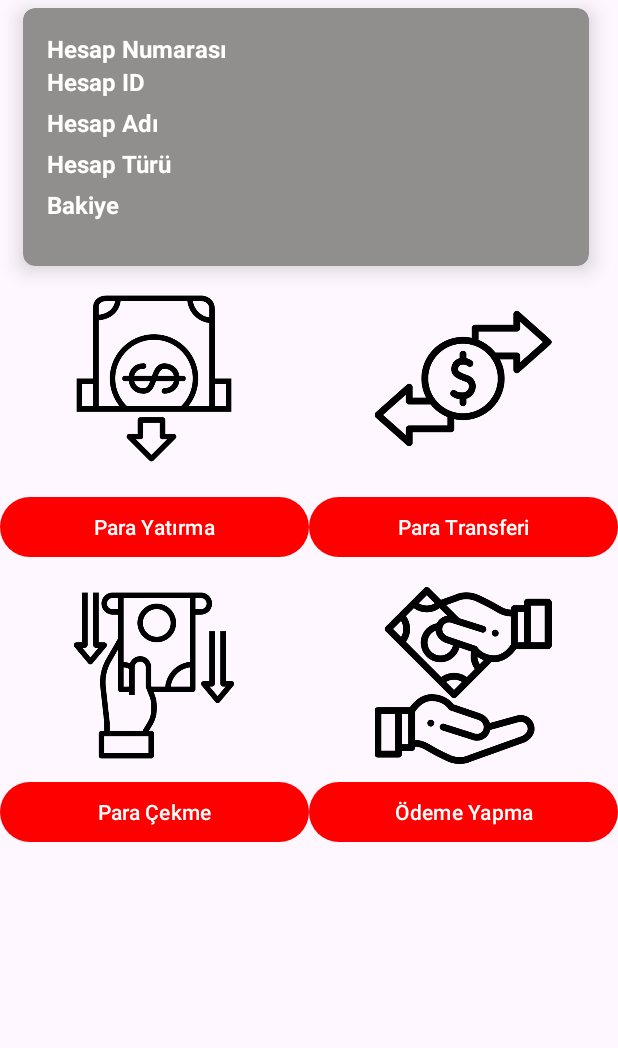
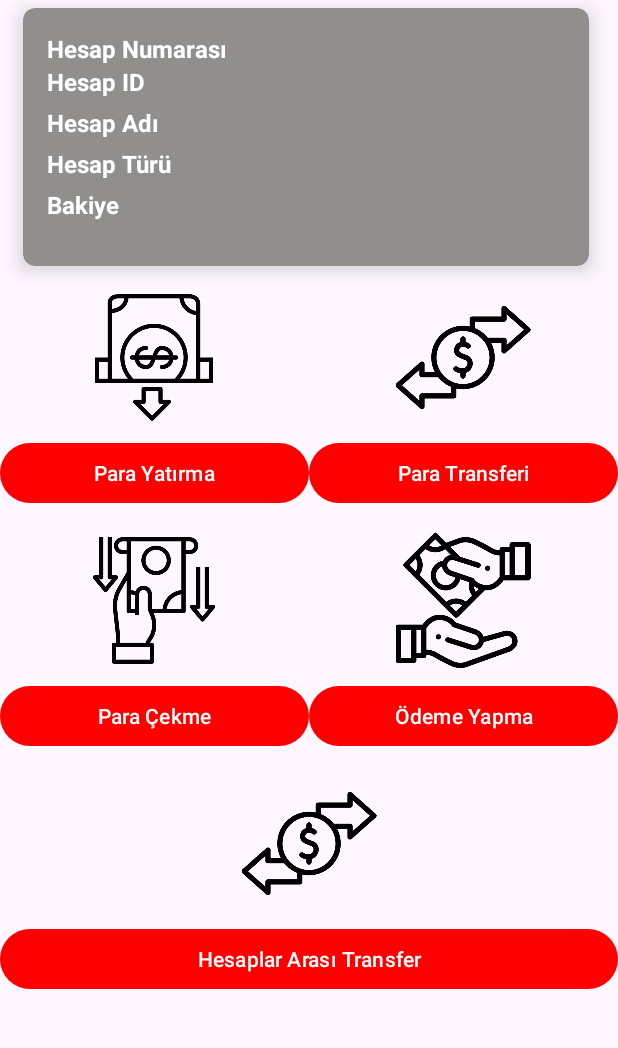
Before and after one commit to Berko01/Android-Online-Banking-App-With-Java-, an Android app: the AccountOperationsActivity screen opened directly, with no data from a screen before it, on a phone screen of 412 x 824 dp, the part 96-1144 px from its top. Run offline under Robolectric (Android 15) with nearby library versions, the phone set to English and light mode, and no system bars; 2 statements that could not run were skipped.

Commit message:
[Feat]TransferBetweenUsersAccountsActivity
TransferBetweenUsersAccountsActivity

```diff
--- a/app/src/main/AndroidManifest.xml
+++ b/app/src/main/AndroidManifest.xml
@@ -15,6 +15,9 @@
         android:supportsRtl="true"
         android:theme="@style/Theme.OnlineBankingAppProject"
         tools:targetApi="31">
+        <activity
+            android:name=".view.TransferBetweenUserAccountsActivity"
+            android:exported="false" />
         <activity
             android:name=".view.CurrencyDisplayActivity"
             android:exported="false" />
--- a/app/src/main/java/com/example/onlinebankingappproject/view/AccountOperationsActivity.java
+++ b/app/src/main/java/com/example/onlinebankingappproject/view/AccountOperationsActivity.java
@@ -19,7 +19,7 @@ public class AccountOperationsActivity extends BaseActivity {
     private TextView accountNumberTextView, accountNameTextView, accountTypeTextView, balanceTextView,accountIdTextView;
     private CardView accountInfoCardView;
     private AccountModel selectedAccount;
-    private Button depositButton, transferButton, withdrawButton, paymentButton;
+    private Button depositButton, transferButton, withdrawButton, paymentButton, transferBetweenUserAccountsButton;
 
     @Override
     protected void onCreate(Bundle savedInstanceState) {
@@ -39,6 +39,7 @@ public class AccountOperationsActivity extends BaseActivity {
         transferButton = findViewById(R.id.transferButton);
         withdrawButton = findViewById(R.id.withdrawButton);
         paymentButton = findViewById(R.id.paymentButton);
+        transferBetweenUserAccountsButton = findViewById(R.id.transferBetweenUserAccountButton);
 
         // Seçilen hesap bilgilerini alma
         Intent intent = getIntent();
@@ -55,6 +56,7 @@ public class AccountOperationsActivity extends BaseActivity {
                 Intent depositIntent = new Intent(AccountOperationsActivity.this, DepositActivity.class);
                 depositIntent.putExtra("account_id", selectedAccount.getAccount_id());
                 startActivity(depositIntent);
+                finish();
             }
         });
         transferButton.setOnClickListener(new View.OnClickListener() {
@@ -63,6 +65,7 @@ public class AccountOperationsActivity extends BaseActivity {
                 Intent depositIntent = new Intent(AccountOperationsActivity.this, TransferActivity.class);
                 depositIntent.putExtra("sourceAccount", selectedAccount.getAccount_id());
                 startActivity(depositIntent);
+                finish();
 
             }
         });
@@ -73,6 +76,7 @@ public class AccountOperationsActivity extends BaseActivity {
                 Intent depositIntent = new Intent(AccountOperationsActivity.this, WithdrawActivity.class);
                 depositIntent.putExtra("account_id", selectedAccount.getAccount_id());
                 startActivity(depositIntent);
+                finish();
 
             }
         });
@@ -83,6 +87,18 @@ public class AccountOperationsActivity extends BaseActivity {
                 Intent depositIntent = new Intent(AccountOperationsActivity.this, PaymentActivity.class);
                 depositIntent.putExtra("account_id", selectedAccount.getAccount_id());
                 startActivity(depositIntent);
+                finish();
+
+            }
+        });
+        transferBetweenUserAccountsButton.setOnClickListener(new View.OnClickListener() {
+            @Override
+            public void onClick(View v) {
+                Intent depositIntent = new Intent(AccountOperationsActivity.this, TransferBetweenUserAccountsActivity.class);
+                depositIntent.putExtra("account_id", selectedAccount.getAccount_id());
+                startActivity(depositIntent);
+                finish();
+
             }
         });
     }
@@ -95,4 +111,7 @@ public class AccountOperationsActivity extends BaseActivity {
         balanceTextView.setText(balance);
         accountIdTextView.setText(id);
     }
+
+
+
 }
--- a/app/src/main/res/layout/activity_account_operations.xml
+++ b/app/src/main/res/layout/activity_account_operations.xml
@@ -164,8 +164,8 @@
 
             <ImageView
                 android:id="@+id/depositMoney"
-                android:layout_width="133dp"
-                android:layout_height="118dp"
+                android:layout_width="100dp"
+                android:layout_height="90dp"
                 android:layout_centerHorizontal="true"
                 app:srcCompat="@drawable/deposit_money" />
 
@@ -175,7 +175,7 @@
                 android:layout_height="wrap_content"
                 android:text="Para Yatırma"
                 android:layout_below="@id/depositMoney"
-                android:layout_marginTop="16dp"/>
+                android:layout_marginTop="8dp"/>
         </RelativeLayout>
 
         <!-- Yeni Banka Hesabı Resmi -->
@@ -187,8 +187,8 @@
 
             <ImageView
                 android:id="@+id/transactionMoney"
-                android:layout_width="133dp"
-                android:layout_height="118dp"
+                android:layout_width="100dp"
+                android:layout_height="90dp"
                 android:layout_centerHorizontal="true"
                 app:srcCompat="@drawable/transaction_money" />
 
@@ -196,9 +196,9 @@
                 android:id="@+id/transferButton"
                 android:layout_width="match_parent"
                 android:layout_height="wrap_content"
+                android:text="Para Transferi"
                 android:layout_below="@id/transactionMoney"
-                android:layout_marginTop="16dp"
-                android:text="Para Transferi" />
+                android:layout_marginTop="8dp"/>
         </RelativeLayout>
     </LinearLayout>
 
@@ -219,8 +219,8 @@
 
             <ImageView
                 android:id="@+id/withdrawMoney"
-                android:layout_width="133dp"
-                android:layout_height="118dp"
+                android:layout_width="100dp"
+                android:layout_height="90dp"
                 android:layout_centerHorizontal="true"
                 app:srcCompat="@drawable/withdraw_money" />
 
@@ -242,8 +242,8 @@
 
             <ImageView
                 android:id="@+id/paymentMoney"
-                android:layout_width="133dp"
-                android:layout_height="118dp"
+                android:layout_width="100dp"
+                android:layout_height="90dp"
                 android:layout_centerHorizontal="true"
                 app:srcCompat="@drawable/payment_money" />
 
@@ -256,4 +256,35 @@
                 android:layout_marginTop="8dp"/>
         </RelativeLayout>
     </LinearLayout>
+    <!-- Ucuncu Sıra -->
+    <LinearLayout
+        android:id="@+id/thirdRow"
+        android:layout_width="match_parent"
+        android:layout_height="wrap_content"
+        android:layout_below="@id/secondRow"
+        android:orientation="horizontal">
+
+        <!-- Ödeme Geçmişi Resmi -->
+        <RelativeLayout
+            android:layout_width="0dp"
+            android:layout_height="wrap_content"
+            android:layout_marginTop="16dp"
+            android:layout_weight="1">
+
+            <ImageView
+                android:id="@+id/transferBetweenUserAccountImage"
+                android:layout_width="100dp"
+                android:layout_height="90dp"
+                android:layout_centerHorizontal="true"
+                app:srcCompat="@drawable/transaction_money" />
+
+            <Button
+                android:id="@+id/transferBetweenUserAccountButton"
+                android:layout_width="match_parent"
+                android:layout_height="wrap_content"
+                android:text="Hesaplar Arası Transfer"
+                android:layout_below="@id/transferBetweenUserAccountImage"
+                android:layout_marginTop="8dp"/>
+        </RelativeLayout>
+    </LinearLayout>
 </RelativeLayout>
```
Also changed, not shown: app/src/main/java/com/example/onlinebankingappproject/adapters/SpinnerAdapter.java (added, +71 -0 lines), app/src/main/java/com/example/onlinebankingappproject/view/TransferBetweenUserAccountsActivity.java (added, +102 -0 lines), app/src/main/res/layout/activity_transfer_between_user_accounts.xml (added, +64 -0 lines), app/src/main/res/layout/spinner_item.xml (added, +9 -0 lines).
